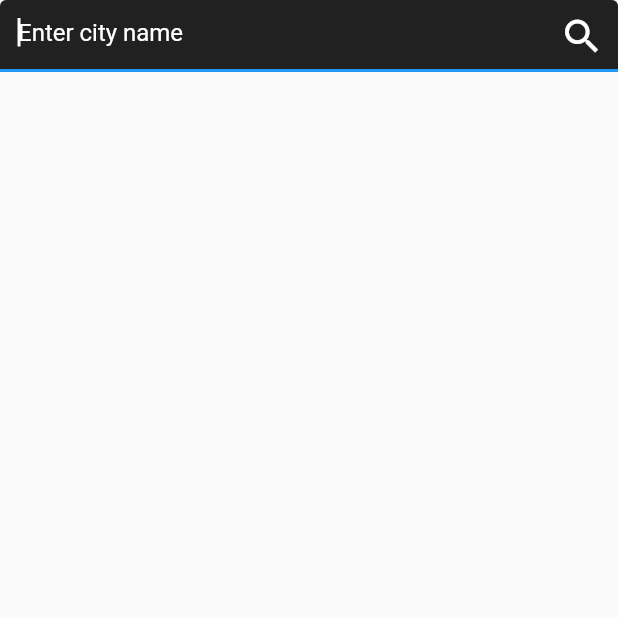
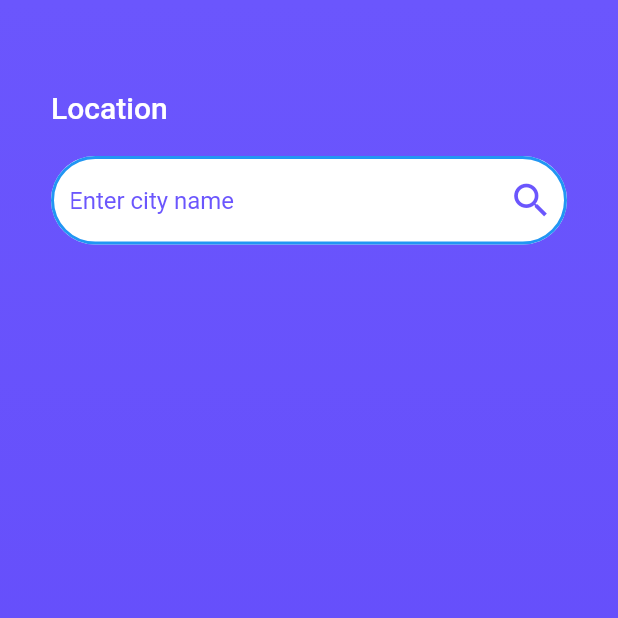
Before and after one commit to TuusVetrov/WeatherApp, a Flutter app: the SearchCityScreen screen opened directly, on a phone screen of 412 x 824 dp, the top half of it. Run offline on Flutter 3.47's test engine with Material 2 defaults, Android fonts, the phone set to English and light mode, and no system bars; our stand-ins replace flutter_spinkit, flutter_svg, geolocator; network calls fail; Roboto replaces fonts that are missing (Montserrat).

Commit message:
last changes

```diff
--- a/lib/screens/search_city_screen.dart
+++ b/lib/screens/search_city_screen.dart
@@ -1,4 +1,7 @@
 import 'package:flutter/material.dart';
+import 'package:weather_app/core/theme/app_colors.dart';
+import 'package:weather_app/core/theme/app_fonts_wrapper.dart';
+import 'package:weather_app/widgets/search_city_screen/background.dart';
 
 class SearchCityScreen extends StatefulWidget {
   const SearchCityScreen({Key? key}) : super(key: key);
@@ -8,6 +11,70 @@ class SearchCityScreen extends StatefulWidget {
 }
 
 class _SearchCityScreenState extends State<SearchCityScreen> {
+  late String _cityName;
+  @override
+  Widget build(BuildContext context) {
+    return Scaffold(
+      body: Container(
+        child: Stack(
+          children: [
+            SearchBackgroundView(),
+            SafeArea(
+              child: Padding(
+                padding: const EdgeInsets.only(right: 34, left: 34, top: 60),
+                child: Column(
+                  children: [
+                    Align(
+                      alignment: Alignment.centerLeft,
+                      child: AppFontsWrapper.textMedium(
+                          'Location', 20, AppColors.textOnBackgroundColor),
+                    ),
+                    SizedBox(
+                      height: 21,
+                    ),
+                    TextField(
+                      autofocus: true,
+                      style:
+                          TextStyle(color: Color.fromARGB(255, 107, 86, 253)),
+                      cursorColor: Colors.white,
+                      decoration: InputDecoration(
+                        border: OutlineInputBorder(
+                          borderRadius: BorderRadius.circular(30.0),
+                        ),
+                        suffixIcon: IconButton(
+                          icon: const Icon(
+                            Icons.search,
+                            size: 30,
+                            color: Color.fromARGB(255, 107, 86, 253),
+                          ),
+                          onPressed: () {
+                            if (_cityName.isNotEmpty) {
+                              Navigator.pop(context, _cityName);
+                            }
+                          },
+                        ),
+                        hintText: 'Enter city name',
+                        hintStyle:
+                            TextStyle(color: Color.fromARGB(255, 107, 86, 253)),
+                        filled: true,
+                        fillColor: Colors.white,
+                      ),
+                      onChanged: (value) {
+                        _cityName = value;
+                      },
+                    ),
+                  ],
+                ),
+              ),
+            ),
+          ],
+        ),
+      ),
+    );
+  }
+}
+
+/* class _SearchCityScreenState extends State<SearchCityScreen> {
   late String _cityName;
   @override
   Widget build(BuildContext context) {
@@ -49,3 +116,4 @@ class _SearchCityScreenState extends State<SearchCityScreen> {
     );
   }
 }
+ */
--- /dev/null
+++ b/lib/widgets/search_city_screen/background.dart
@@ -0,0 +1,19 @@
+import 'package:flutter/material.dart';
+import 'package:weather_app/core/theme/app_colors.dart';
+
+class SearchBackgroundView extends StatelessWidget {
+  const SearchBackgroundView({Key? key}) : super(key: key);
+
+  @override
+  Widget build(BuildContext context) {
+    return Container(
+      height: (MediaQuery.of(context).size.height),
+      decoration: const BoxDecoration(
+          gradient: LinearGradient(
+        begin: Alignment.topCenter,
+        end: Alignment.bottomCenter,
+        colors: AppColors.dayGradientColor,
+      )),
+    );
+  }
+}
--- a/lib/widgets/weather_forecast_screen/current_weather.dart
+++ b/lib/widgets/weather_forecast_screen/current_weather.dart
@@ -30,7 +30,6 @@ class CurrentWeatherView extends StatelessWidget {
                 children: [
                   SvgPicture.asset(weatherConditionMapper(
                       snapshot.data!.weatherForecastModel.current.sunset,
-                      snapshot.data!.weatherForecastModel.current.sunrise,
                       snapshot.data!.weatherForecastModel.current.weather[0].id,
                       false)),
                   Padding(
--- a/pubspec.yaml
+++ b/pubspec.yaml
@@ -18,6 +18,7 @@ dependencies:
   flutter_spinkit: ^5.1.0
   geolocator: ^7.7.1
   flutter_svg: ^0.23.0+1
+  intl: ^0.17.0
 
 dev_dependencies:
   flutter_test:
```
Also changed, not shown: lib/core/utils/converters.dart (+29 -5 lines), lib/screens/location_screen.dart (+11 -5 lines), lib/screens/weather_forecast_screen.dart (+10 -11 lines), lib/widgets/weather_forecast_screen/background.dart (renamed from lib/widgets/background.dart, +6 -4 lines), lib/widgets/weather_forecast_screen/select_forecast.dart (+82 -0 lines), lib/widgets/weather_forecast_screen/weather_forecast_item.dart (added, +147 -0 lines), pubspec.lock, 6 other files.
